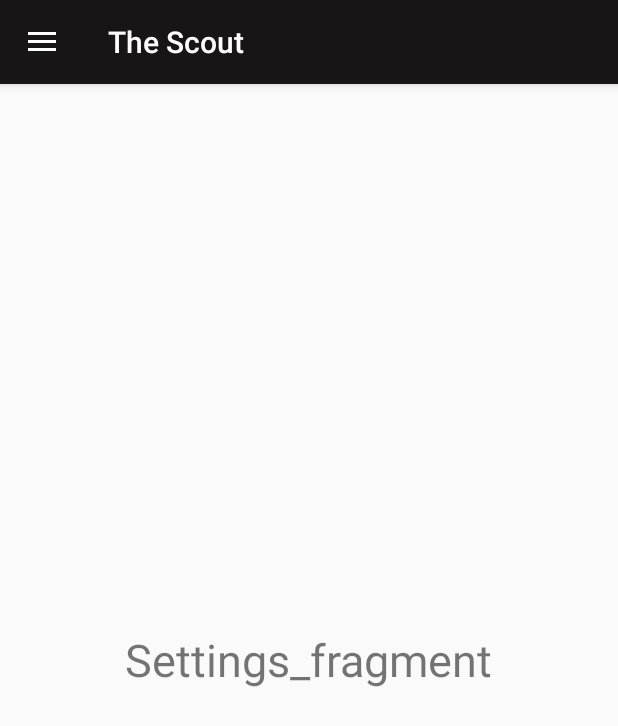
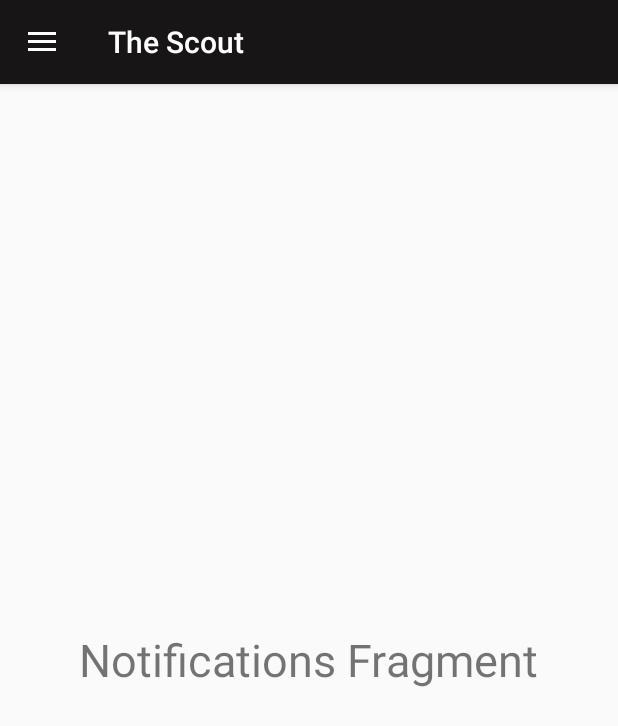
Before and after one commit to barakamulas/TheScout, an Android app: the Dashboard screen opened directly, with no data from a screen before it, in the side drawer, after a tap on "Notifications", on a phone screen of 412 x 824 dp. Shown: the top 726 px of the screen. Run offline under Robolectric (Android 15) with nearby library versions, the phone set to English and light mode, and no system bars.

Commit message:
Create respective fragments for the remaining menu items on the navigation drawer and add respective navigation selected item listeners for the menu items

```diff
--- a/app/src/main/java/com/baraka/thescout/Dashboard.java
+++ b/app/src/main/java/com/baraka/thescout/Dashboard.java
@@ -34,32 +34,31 @@ public class Dashboard extends AppCompatActivity implements NavigationView.OnNav
 
         if (savedInstanceState == null) {
             getSupportFragmentManager().beginTransaction().replace(R.id.fragment_container,
-                    new SettingsFragment()).commit();
-            navigationView.setCheckedItem(R.id.nav_settings);
+                    new HomeFragment()).commit();
+            navigationView.setCheckedItem(R.id.nav_home);
         }
     }
 
     @Override
     public boolean onNavigationItemSelected(@NonNull MenuItem item) {
         switch (item.getItemId()) {
+            case R.id.nav_home:
+                getSupportFragmentManager().beginTransaction().replace(R.id.fragment_container,
+                        new HomeFragment()).commit();
+                break;
             case R.id.nav_settings:
                 getSupportFragmentManager().beginTransaction().replace(R.id.fragment_container,
                         new SettingsFragment()).commit();
                 break;
-//            case R.id.nav_n:
-//                getSupportFragmentManager().beginTransaction().replace(R.id.fragment_container,
-//                        new ChatFragment()).commit();
-//                break;
-//            case R.id.nav_profile:
-//                getSupportFragmentManager().beginTransaction().replace(R.id.fragment_container,
-//                        new ProfileFragment()).commit();
-//                break;
-//            case R.id.nav_share:
-//                Toast.makeText(this, "Share", Toast.LENGTH_SHORT).show();
-//                break;
-//            case R.id.nav_send:
-//                Toast.makeText(this, "Send", Toast.LENGTH_SHORT).show();
-//                break;
+            case R.id.nav_profile:
+                getSupportFragmentManager().beginTransaction().replace(R.id.fragment_container,
+                        new ProfileFragment()).commit();
+                break;
+            case R.id.nav_notifications:
+                getSupportFragmentManager().beginTransaction().replace(R.id.fragment_container,
+                        new NotificationsFragment()).commit();
+                break;
+
         }
 
         drawer.closeDrawer(GravityCompat.START);
--- /dev/null
+++ b/app/src/main/java/com/baraka/thescout/HomeFragment.java
@@ -0,0 +1,18 @@
+package com.baraka.thescout;
+
+import android.os.Bundle;
+import android.view.LayoutInflater;
+import android.view.View;
+import android.view.ViewGroup;
+
+import androidx.annotation.Nullable;
+import androidx.fragment.app.Fragment;
+
+public class HomeFragment extends Fragment {
+
+    @Nullable
+    @Override
+    public View onCreateView(LayoutInflater inflater, @Nullable ViewGroup container, @Nullable Bundle savedInstanceState) {
+        return inflater.inflate(R.layout.fragment_home, container, false);
+    }
+}
--- a/app/src/main/java/com/baraka/thescout/LoginActivity.java
+++ b/app/src/main/java/com/baraka/thescout/LoginActivity.java
@@ -47,7 +47,7 @@ public class LoginActivity extends AppCompatActivity {
         mLoginButton.setOnClickListener(new View.OnClickListener() {
             @Override
             public void onClick(View v) {
-                Toast.makeText(LoginActivity.this,"Log In",Toast.LENGTH_SHORT).show();
+                Toast.makeText(LoginActivity.this,"Welcome",Toast.LENGTH_SHORT).show();
                 Intent intent = new Intent(LoginActivity.this, Dashboard.class);
                 startActivity(intent);
             }
--- /dev/null
+++ b/app/src/main/java/com/baraka/thescout/NotificationsFragment.java
@@ -0,0 +1,18 @@
+package com.baraka.thescout;
+
+import android.os.Bundle;
+import android.view.LayoutInflater;
+import android.view.View;
+import android.view.ViewGroup;
+
+import androidx.annotation.Nullable;
+import androidx.fragment.app.Fragment;
+
+public class NotificationsFragment extends Fragment {
+
+    @Nullable
+    @Override
+    public View onCreateView(LayoutInflater inflater, @Nullable ViewGroup container, @Nullable Bundle savedInstanceState) {
+        return inflater.inflate(R.layout.fragment_notifications, container, false);
+    }
+}
--- /dev/null
+++ b/app/src/main/res/drawable/ic_home.xml
@@ -0,0 +1,9 @@
+<vector xmlns:android="http://schemas.android.com/apk/res/android"
+        android:width="24dp"
+        android:height="24dp"
+        android:viewportWidth="24.0"
+        android:viewportHeight="24.0">
+    <path
+        android:fillColor="#FF000000"
+        android:pathData="M10,20v-6h4v6h5v-8h3L12,3 2,12h3v8z"/>
+</vector>
--- /dev/null
+++ b/app/src/main/res/layout/fragment_notifications.xml
@@ -0,0 +1,13 @@
+<?xml version="1.0" encoding="utf-8"?>
+<RelativeLayout xmlns:android="http://schemas.android.com/apk/res/android"
+    android:layout_width="match_parent"
+    android:layout_height="match_parent">
+
+    <TextView
+        android:layout_width="wrap_content"
+        android:layout_height="wrap_content"
+        android:layout_centerInParent="true"
+        android:text="@string/notifications_fragment"
+        android:textSize="30sp" />
+
+</RelativeLayout>
--- a/app/src/main/res/menu/drawer_menu.xml
+++ b/app/src/main/res/menu/drawer_menu.xml
@@ -4,6 +4,11 @@
     tools:showIn="navigation_view">
 
     <group android:checkableBehavior="single">
+
+        <item
+            android:id="@+id/nav_home"
+            android:icon="@drawable/ic_home"
+            android:title="@string/home" />
         <item
             android:id="@+id/nav_profile"
             android:icon="@drawable/ic_profile"
--- a/app/src/main/res/values/strings.xml
+++ b/app/src/main/res/values/strings.xml
@@ -23,4 +23,8 @@
     <string name="navigation_drawer_open">Open navigation drawer</string>
     <string name="navigation_drawer_close">Close navigation drawer</string>
     <string name="settings_fragment">Settings_fragment</string>
+    <string name="home">Home</string>
+    <string name="home_fragment">Home Fragment</string>
+    <string name="notifications_fragment">Notifications Fragment</string>
+    <string name="profile_fragment">Profile Fragment</string>
 </resources>
```
Also changed, not shown: app/src/main/java/com/baraka/thescout/ProfileFragment.java (added, +18 -0 lines), app/src/main/java/com/baraka/thescout/SignUpActivity.java (+9 -0 lines), app/src/main/res/layout/fragment_home.xml (added, +13 -0 lines), app/src/main/res/layout/fragment_profile.xml (added, +13 -0 lines).
